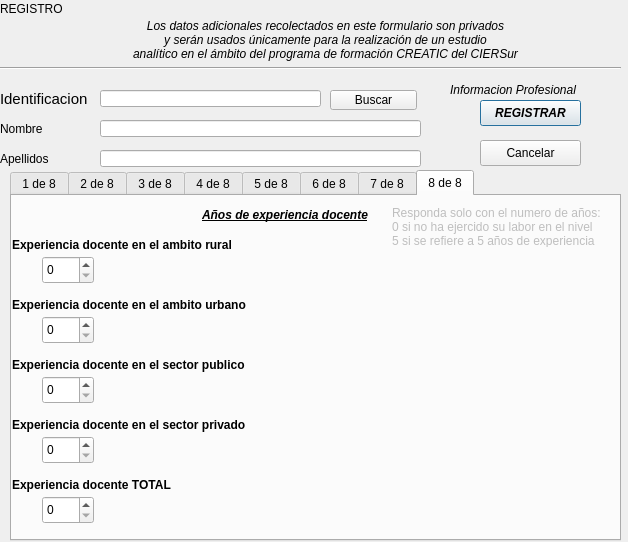
The window that SGC/Vista/VistaRegistrarLT.ui (fernandosanchez1128/SGC) describes before a commit, drawn with Qt 5.
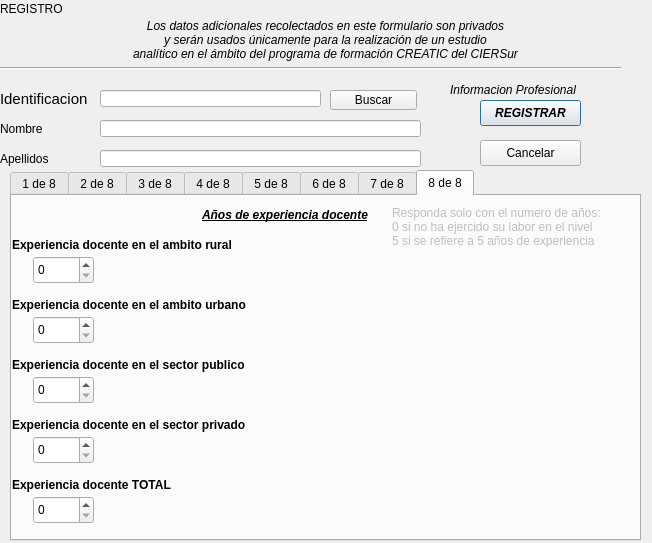
The same window after the commit. The open tabs and pages were chosen to show the change.

```diff
--- a/SGC/Vista/VistaRegistrarLT.ui
+++ b/SGC/Vista/VistaRegistrarLT.ui
@@ -6,8 +6,8 @@
    <rect>
     <x>0</x>
     <y>0</y>
-    <width>628</width>
-    <height>542</height>
+    <width>652</width>
+    <height>543</height>
    </rect>
   </property>
   <property name="windowTitle">
@@ -182,7 +182,7 @@
     <rect>
      <x>10</x>
      <y>170</y>
-     <width>611</width>
+     <width>631</width>
      <height>371</height>
     </rect>
    </property>
@@ -1645,9 +1645,9 @@
        <widget class="QSpinBox" name="spinBox_6">
         <property name="geometry">
          <rect>
-          <x>30</x>
+          <x>21</x>
           <y>60</y>
-          <width>52</width>
+          <width>61</width>
           <height>28</height>
          </rect>
         </property>
@@ -1731,9 +1731,9 @@
        <widget class="QSpinBox" name="spinBox_7">
         <property name="geometry">
          <rect>
-          <x>30</x>
+          <x>21</x>
           <y>120</y>
-          <width>52</width>
+          <width>61</width>
           <height>28</height>
          </rect>
         </property>
@@ -1741,9 +1741,9 @@
        <widget class="QSpinBox" name="spinBox_8">
         <property name="geometry">
          <rect>
-          <x>30</x>
+          <x>21</x>
           <y>180</y>
-          <width>52</width>
+          <width>61</width>
           <height>28</height>
          </rect>
         </property>
@@ -1751,9 +1751,9 @@
        <widget class="QSpinBox" name="spinBox_9">
         <property name="geometry">
          <rect>
-          <x>30</x>
+          <x>21</x>
           <y>240</y>
-          <width>52</width>
+          <width>61</width>
           <height>28</height>
          </rect>
         </property>
@@ -1761,9 +1761,9 @@
        <widget class="QSpinBox" name="spinBox_10">
         <property name="geometry">
          <rect>
-          <x>30</x>
+          <x>21</x>
           <y>300</y>
-          <width>52</width>
+          <width>61</width>
           <height>28</height>
          </rect>
         </property>
```
Left out of the diff: 202 changed lines with no effect on the pictures.
